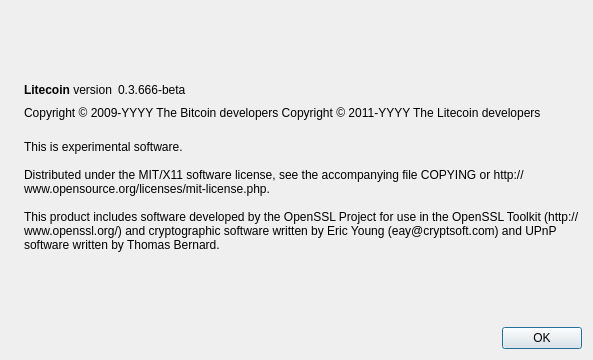
The window that src/qt/forms/aboutdialog.ui (tetcoin-legacy/czarcoin) describes before a commit, drawn with Qt 5.
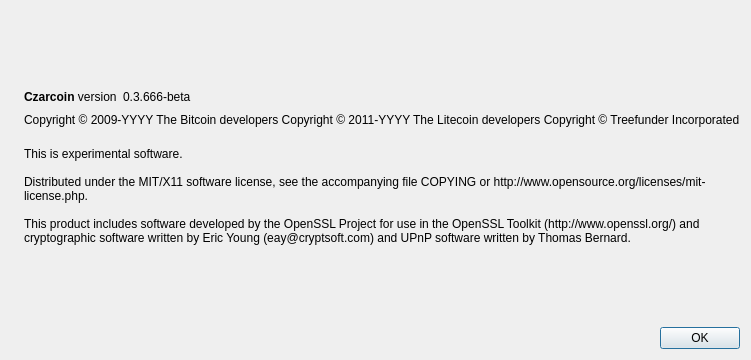
The same window after the commit. Icons and pictures are not drawn.

```diff
--- a/src/qt/forms/aboutdialog.ui
+++ b/src/qt/forms/aboutdialog.ui
@@ -50,7 +50,7 @@
           <cursorShape>IBeamCursor</cursorShape>
          </property>
          <property name="text">
-          <string>&lt;b&gt;Litecoin&lt;/b&gt; version</string>
+          <string>&lt;b&gt;Czarcoin&lt;/b&gt; version</string>
          </property>
          <property name="textInteractionFlags">
           <set>Qt::LinksAccessibleByMouse|Qt::TextSelectableByKeyboard|Qt::TextSelectableByMouse</set>
@@ -92,7 +92,8 @@
        </property>
        <property name="text">
         <string notr="true">Copyright &amp;copy; 2009-YYYY The Bitcoin developers
-Copyright &amp;copy; 2011-YYYY The Litecoin developers</string>
+Copyright &amp;copy; 2011-YYYY The Litecoin developers
+Copyright &amp;copy; Treefunder Incorporated</string>
        </property>
        <property name="textFormat">
         <enum>Qt::RichText</enum>
```
Left out of the diff: 2 changed lines with no effect on the pictures.
